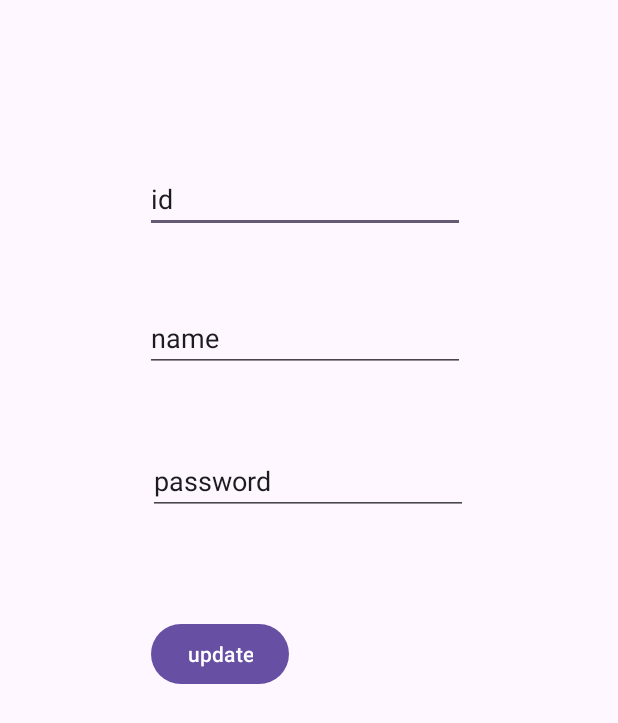
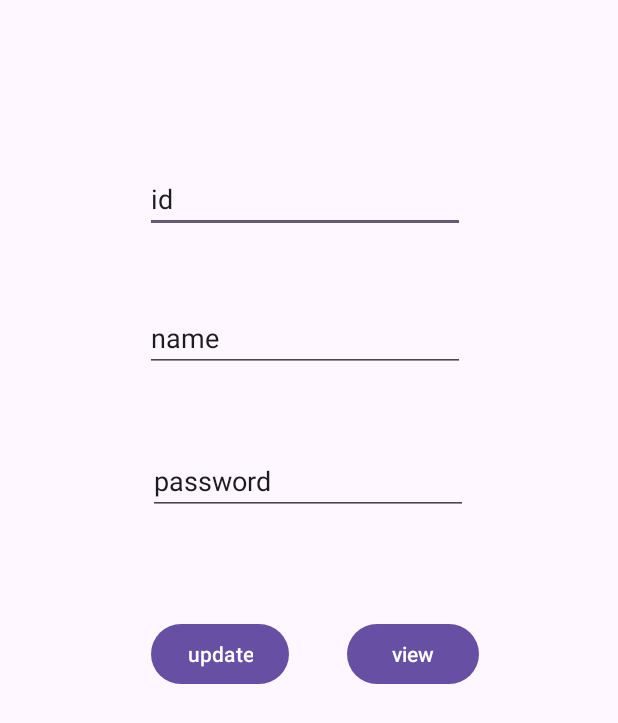
Before and after one commit to HridikDev/Crud-operation_Android, an Android app: the MainActivity3 screen opened directly, with no data from a screen before it, on a phone screen of 412 x 824 dp. Shown: the top 723 px of the screen. Run offline under Robolectric (Android 15) with nearby library versions, the phone set to English and light mode, and no system bars.

Commit message:
Second commit

```diff
--- a/app/src/main/AndroidManifest.xml
+++ b/app/src/main/AndroidManifest.xml
@@ -12,6 +12,9 @@
         android:supportsRtl="true"
         android:theme="@style/Theme.Crudapp"
         tools:targetApi="31">
+        <activity
+            android:name=".MainActivity4"
+            android:exported="false" />
         <activity
             android:name=".MainActivity3"
             android:exported="false" />
--- a/app/src/main/java/com/example/crudapp/MainActivity3.java
+++ b/app/src/main/java/com/example/crudapp/MainActivity3.java
@@ -24,6 +24,7 @@ public class MainActivity3 extends AppCompatActivity {
     EditText pedt;
     Button uubtn;
 
+    Button vbtn;
     SQLiteDatabase db;
     @Override
     protected void onCreate(Bundle savedInstanceState) {
@@ -34,6 +35,7 @@ public class MainActivity3 extends AppCompatActivity {
         nedt=findViewById(R.id.editTextText3);
         pedt=findViewById(R.id.editTextText4);
         uubtn=findViewById(R.id.button5);
+        vbtn=findViewById(R.id.button6);
         db=openOrCreateDatabase("studentdb",MODE_PRIVATE,null);
         db.execSQL("create table if not exists student (id INTEGER primary key AUTOINCREMENT,name text,email text,pass text)");
 
@@ -47,7 +49,13 @@ public class MainActivity3 extends AppCompatActivity {
                 String querry="update student set name ='" + name + "',pass='" + pass + "' where id=" + id;
                 db.execSQL(querry);
                 Toast.makeText(MainActivity3.this, "Updated Sucessfull" , Toast.LENGTH_SHORT).show();
-                Intent intent3=new Intent(MainActivity3.this,MainActivity2.class);
+
+            }
+        });
+        vbtn.setOnClickListener(new View.OnClickListener() {
+            @Override
+            public void onClick(View v) {
+                Intent intent3=new Intent(MainActivity3.this,MainActivity4.class);
                 startActivity(intent3);
             }
         });
--- a/app/src/main/res/layout/activity_main3.xml
+++ b/app/src/main/res/layout/activity_main3.xml
@@ -60,4 +60,16 @@
         app:layout_constraintStart_toStartOf="parent"
         app:layout_constraintTop_toTopOf="parent"
         app:layout_constraintVertical_bias="0.531" />
+
+    <Button
+        android:id="@+id/button6"
+        android:layout_width="wrap_content"
+        android:layout_height="wrap_content"
+        android:text="view"
+        app:layout_constraintBottom_toBottomOf="parent"
+        app:layout_constraintEnd_toEndOf="parent"
+        app:layout_constraintHorizontal_bias="0.715"
+        app:layout_constraintStart_toStartOf="parent"
+        app:layout_constraintTop_toTopOf="parent"
+        app:layout_constraintVertical_bias="0.531" />
 </androidx.constraintlayout.widget.ConstraintLayout>
```
Also changed, not shown: app/src/main/java/com/example/crudapp/MainActivity4.java (added, +20 -0 lines), app/src/main/res/layout/activity_main4.xml (added, +43 -0 lines).
